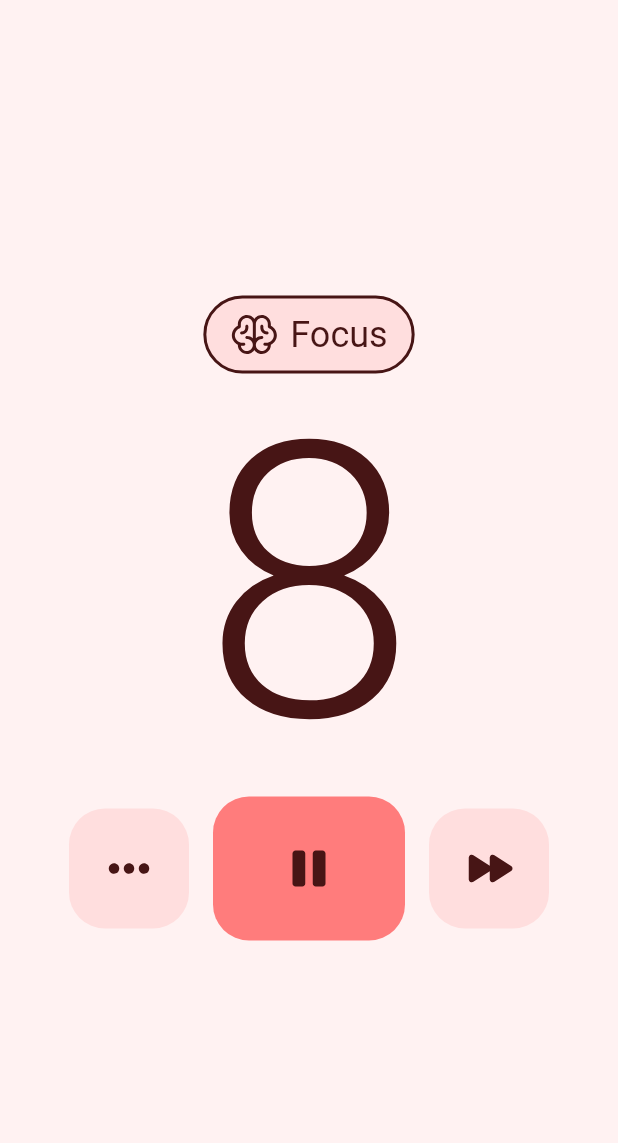
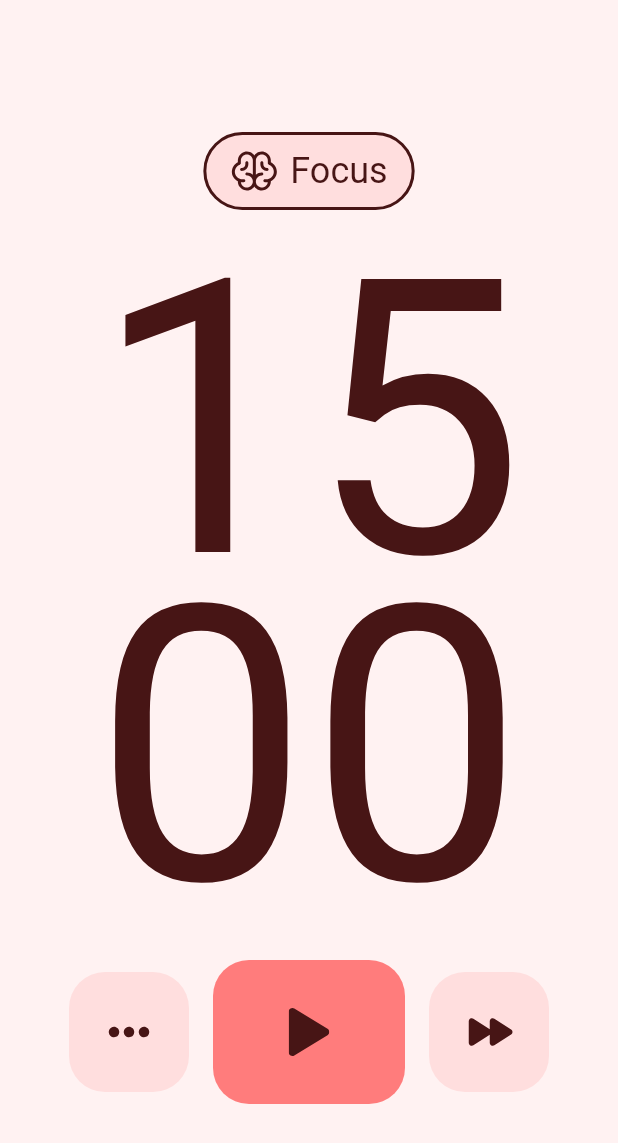
Before and after one commit to wmfadel/weaver, a Flutter app: the screen it shows after launch, on a phone screen of 412 x 824 dp. Shown: the top 1143 px of the screen. Run offline on Flutter 3.47's test engine with Material 2 defaults, Android fonts, the phone set to English and light mode, and no system bars; our stand-ins replace bloc, cached_network_image, equatable, firebase_core, flutter_bloc, flutter_svg; accounts and stored records are empty.

Commit message:
completed listening to timer states

```diff
--- a/lib/core/models/settings.dart
+++ b/lib/core/models/settings.dart
@@ -9,9 +9,9 @@ class Settings {
   bool enableSounds;
 
   Settings({
-    this.focusLength = 15,
-    this.shortBreakLength = 5,
-    this.longBreakLength = 10,
+    this.focusLength = 15 * 60,
+    this.shortBreakLength = 5 * 60,
+    this.longBreakLength = 10 * 60,
     this.pomosCount = 4,
     this.autoResumeTimer = false,
     this.enableNotifications = true,
--- a/lib/features/home/controllers/pomo_cubit.dart
+++ b/lib/features/home/controllers/pomo_cubit.dart
@@ -16,40 +16,7 @@ class PomoCubit extends Cubit<PomoState> {
 
   PomoCubit(this.settings) : super(const FocusPomo()) {
     _currentProgress = settings.focusLength;
-    //
-    // emit(FocusPomo(
-    //     playing: _stopWatchTimer.isRunning,
-    //     progress: _formatTimeValue(_stopWatchTimer.rawTime.value)));
-    // log('in constructor ${state.toString()}');
-    // _stopWatchTimer.fetchEnded.listen((bool value) {
-    //   /// check value is true, means timer is ended.
-    //   /// if the current step is focus,
-    //   /// if it is the last focus, then start long break else start short break
-    //   /// if the current step is break or long break, then start focus
-    //   if (value) {
-    //     if (state is FocusPomo) {
-    //       if (settings.pomosCount == _focusPomosCount) {
-    //         /// start long break
-    //         log('starting a long break after finished');
-    //         // startLongBreak();
-    //         emit(LongBreakPomo(
-    //             playing: _stopWatchTimer.isRunning,
-    //             progress: _formatTimeValue(settings.longBreakLength)));
-    //       } else {
-    //         /// start short break
-    //         log('starting a short break after finished');
-    //         emit(BreakPomo(
-    //             playing: _stopWatchTimer.isRunning,
-    //             progress: _formatTimeValue(settings.shortBreakLength)));
-    //       }
-    //     } else {
-    //       log('starting focus after finished');
-    //       emit(FocusPomo(
-    //           playing: _stopWatchTimer.isRunning,
-    //           progress: _formatTimeValue(settings.focusLength)));
-    //     }
-    //   }
-    // });
+    emit(FocusPomo(playing: false, progress: _currentProgress));
   }
 
   startFocusPomo() {
@@ -64,29 +31,16 @@ class PomoCubit extends Cubit<PomoState> {
           if (_focusPomosCount == settings.pomosCount) {
             _focusPomosCount = 0;
             _currentProgress = settings.longBreakLength;
-            emit(LongBreakPomo(playing: true, progress: _currentProgress));
+            emit(LongBreakPomo(playing: false, progress: _currentProgress));
           } else {
             _currentProgress = settings.shortBreakLength;
-            emit(BreakPomo(playing: true, progress: _currentProgress));
+            emit(BreakPomo(playing: false, progress: _currentProgress));
           }
         } else {
           emit(FocusPomo(playing: true, progress: --_currentProgress));
         }
       },
     );
-
-    // _stopWatchTimer.setPresetSecondTime(settings.focusLength, add: false);
-    // if (settings.autoResumeTimer) {
-    //   _stopWatchTimer.onStartTimer();
-    // }
-    // _focusPomosCount++;
-    // _stopWatchTimer.rawTime.listen(
-    //   (value) => emit(
-    //     FocusPomo(
-    //         playing: _stopWatchTimer.isRunning,
-    //         progress: _formatTimeValue(value)),
-    //   ),
-    // );
   }
 
   startShortBreak() {
@@ -97,22 +51,12 @@ class PomoCubit extends Cubit<PomoState> {
           _timer?.cancel();
           _timer = null;
           _currentProgress = settings.focusLength;
-          emit(FocusPomo(playing: true, progress: _currentProgress));
+          emit(FocusPomo(playing: false, progress: _currentProgress));
         } else {
           emit(BreakPomo(playing: true, progress: --_currentProgress));
         }
       },
     );
-    // _stopWatchTimer.setPresetSecondTime(settings.shortBreakLength, add: false);
-    // if (settings.autoResumeTimer) _stopWatchTimer.onStartTimer();
-    //
-    // _stopWatchTimer.rawTime.listen(
-    //   (value) => emit(
-    //     BreakPomo(
-    //         playing: _stopWatchTimer.isRunning,
-    //         progress: _formatTimeValue(value)),
-    //   ),
-    // );
   }
 
   startLongBreak() {
@@ -123,31 +67,22 @@ class PomoCubit extends Cubit<PomoState> {
           _timer?.cancel();
           _timer = null;
           _currentProgress = settings.focusLength;
-          emit(FocusPomo(playing: true, progress: _currentProgress));
+          emit(FocusPomo(playing: false, progress: _currentProgress));
         } else {
           emit(LongBreakPomo(playing: true, progress: --_currentProgress));
         }
       },
     );
-    // _stopWatchTimer.setPresetSecondTime(settings.longBreakLength, add: false);
-    // if (settings.autoResumeTimer) _stopWatchTimer.onStartTimer();
-    // _focusPomosCount = 0;
-    // _stopWatchTimer.rawTime.listen(
-    //   (value) => emit(
-    //     LongBreakPomo(
-    //         playing: _stopWatchTimer.isRunning,
-    //         progress: _formatTimeValue(value)),
-    //   ),
-    // );
   }
 
   bool get isPlaying => _timer == null ? false : _timer!.isActive;
 
-  next() {
+  toggle() {
     if (isPlaying) {
       _timer!.cancel();
       emit(state.copyWith(playing: false));
     } else {
+      emit(state.copyWith(playing: true,progress: --_currentProgress));
       if (state is FocusPomo) {
         startFocusPomo();
       } else if (state is BreakPomo) {
@@ -158,17 +93,11 @@ class PomoCubit extends Cubit<PomoState> {
     }
   }
 
-  // String _formatTimeValue(int value) {
-  // return StopWatchTimer.getDisplayTime(
-  //   value,
-  //   hours: false,
-  //   milliSecond: false,
-  // );
-  // }
 
   @override
   Future<void> close() {
-    // _stopWatchTimer.dispose();
+    _timer?.cancel();
+    _timer = null;
     return super.close();
   }
 }
--- a/lib/features/home/pages/home_page.dart
+++ b/lib/features/home/pages/home_page.dart
@@ -6,7 +6,6 @@ import 'package:pomo/core/constants/colors.dart';
 import 'package:pomo/features/home/controllers/pomo_cubit.dart';
 import 'package:pomo/features/home/widgets/control_buttons.dart';
 import 'package:pomo/features/home/widgets/state_chips/chipBuilder.dart';
-
 
 class HomePage extends StatelessWidget {
   const HomePage({Key? key}) : super(key: key);
@@ -22,22 +21,29 @@ class HomePage extends StatelessWidget {
             child: Column(
               mainAxisAlignment: MainAxisAlignment.center,
               children: [
-                const SizedBox(height: 32),
+                const SizedBox(height: 32, width: double.maxFinite),
                 const ChipBuilder(),
                 const SizedBox(height: 32),
                 Text(
-                  state.progress.toString(),
-                  style: Theme.of(context)
-                      .textTheme
-                      .displayLarge
-                      ?.copyWith(fontSize: 256),
+                  formatMinutes(state.progress),
+                  style: Theme.of(context).textTheme.displayLarge?.copyWith(
+                        fontSize: 256,
+                        color: _textColor(state),
+                        fontWeight:
+                            state.playing ? FontWeight.w700 : FontWeight.w400,
+                      ),
+                ),
+                Text(
+                  formatSeconds(state.progress),
+                  style: Theme.of(context).textTheme.displayLarge?.copyWith(
+                        fontSize: 256,
+                        color: _textColor(state),
+                        fontWeight:
+                            state.playing ? FontWeight.w700 : FontWeight.w400,
+                      ),
                 ),
                 const SizedBox(height: 32),
-                ControlButtons(
-                  mainColor: AppColors.red500.withOpacity(0.71),
-                  secondaryColor: AppColors.red100.withOpacity(0.8),
-                  iconColor: AppColors.red900,
-                ),
+                const ControlButtons(),
                 const SizedBox(height: 32),
               ],
             ),
@@ -46,4 +52,22 @@ class HomePage extends StatelessWidget {
       },
     );
   }
+
+  Color _textColor(PomoState state) {
+    return state is FocusPomo
+        ? AppColors.red900
+        : state is BreakPomo
+            ? AppColors.green900
+            : AppColors.blue900;
+  }
+
+  String formatMinutes(int time) {
+    final minutes = (time / 60).floor();
+    return '$minutes';
+  }
+
+  String formatSeconds(int time) {
+    final seconds = time % 60;
+    return seconds.toString().padLeft(2, '0');
+  }
 }
--- a/lib/features/home/widgets/control_buttons.dart
+++ b/lib/features/home/widgets/control_buttons.dart
@@ -1,24 +1,18 @@
 import 'package:flutter/material.dart';
 import 'package:flutter_bloc/flutter_bloc.dart';
+import 'package:pomo/core/constants/colors.dart';
 import 'package:pomo/core/constants/images.dart';
 import 'package:pomo/core/widgets/PoImage.dart';
 import 'package:pomo/features/home/controllers/pomo_cubit.dart';
 
 class ControlButtons extends StatelessWidget {
-  final Color mainColor;
-  final Color secondaryColor;
-  final Color iconColor;
-
-  const ControlButtons({
-    required this.mainColor,
-    required this.secondaryColor,
-    required this.iconColor,
-    super.key,
-  });
+  const ControlButtons({super.key});
 
   @override
   Widget build(BuildContext context) {
     final pomoCubit = context.read<PomoCubit>();
+    return BlocBuilder<PomoCubit, PomoState>(
+      builder: (context, state) {
         return Row(
           crossAxisAlignment: CrossAxisAlignment.center,
           mainAxisAlignment: MainAxisAlignment.center,
@@ -26,36 +20,57 @@ class ControlButtons extends StatelessWidget {
           children: [
             _ControlButton(
               icon: Images.more,
-          color: secondaryColor,
-          iconColor: iconColor,
+              color: _secondaryColor(state),
+              iconColor: _iconsColor(state),
               width: 80,
               height: 80,
               onPressed: () {},
             ),
             const SizedBox(width: 16),
-        BlocBuilder<PomoCubit, PomoState>(
-          builder: (context, state) {
-            return _ControlButton(
+            _ControlButton(
               icon: pomoCubit.isPlaying ? Images.pause : Images.play,
-              color: mainColor,
-              iconColor: iconColor,
+              color: _primaryColor(state),
+              iconColor: _iconsColor(state),
               width: 128,
               height: 96,
-              onPressed: () => pomoCubit.next(),
-            );
-          },
+              onPressed: () => pomoCubit.toggle(),
             ),
             const SizedBox(width: 16),
             _ControlButton(
               icon: Images.skip,
-          color: secondaryColor,
-          iconColor: iconColor,
+              color: _secondaryColor(state),
+              iconColor: _iconsColor(state),
               width: 80,
               height: 80,
               onPressed: () {},
             ),
           ],
         );
+      },
+    );
+  }
+
+  Color _primaryColor(PomoState state) {
+    return state is FocusPomo
+        ? AppColors.red500.withOpacity(0.71)
+        : state is BreakPomo
+            ? AppColors.green500.withOpacity(0.71)
+            : AppColors.blue500.withOpacity(0.71);
+  }
+
+  Color _secondaryColor(PomoState state) {
+    return state is FocusPomo
+        ?  AppColors.red100.withOpacity(0.8)
+        : state is BreakPomo
+            ?  AppColors.green100.withOpacity(0.8)
+            :  AppColors.blue100.withOpacity(0.8);
+  }
+  Color _iconsColor(PomoState state) {
+    return state is FocusPomo
+        ?   AppColors.red900
+        : state is BreakPomo
+            ?   AppColors.green900
+            :   AppColors.blue900;
   }
 }
 
--- a/lib/main.dart
+++ b/lib/main.dart
@@ -37,7 +37,7 @@ class PomoApp extends StatelessWidget {
       //   textTheme: TextStyles.lightTheme,
       // ),
       home: BlocProvider<PomoCubit>(
-        create: (context) => PomoCubit(Settings())..startFocusPomo(),
+        create: (context) => PomoCubit(Settings()),
         child: const HomePage(),
       ),
     );
```
Also changed, not shown: pubspec.lock. Lines whose indentation alone changed are shown as unchanged.
